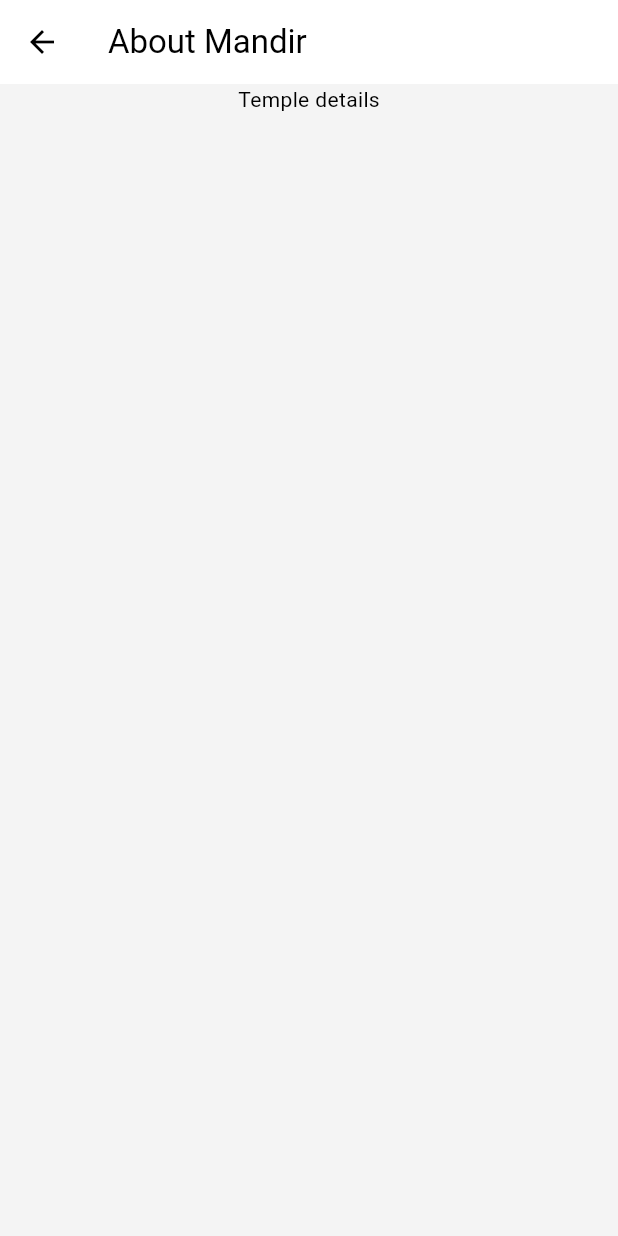
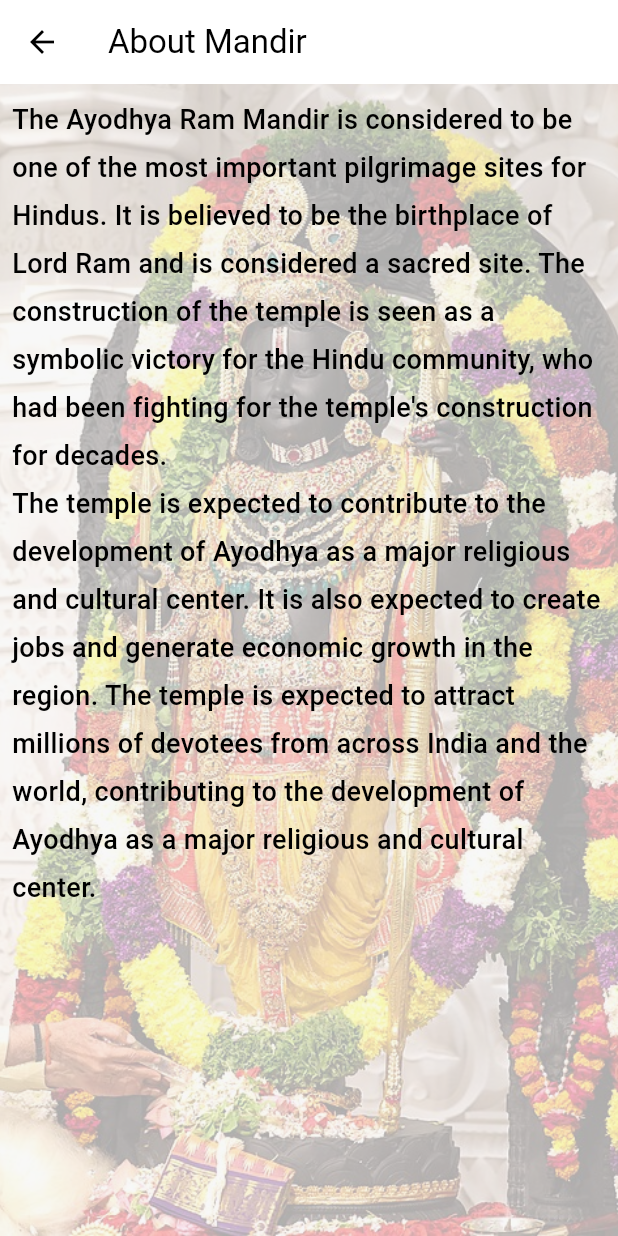
Before and after one commit to AryamanBhardwaj10/Pooja-pass, a Flutter app: the AboutTemplePage screen opened directly, on a phone screen of 412 x 824 dp. Run offline on Flutter 3.47's test engine with Material 3 defaults, Android fonts, the phone set to English and light mode, and no system bars; our stand-ins replace carousel_slider, flutter_map, google_nav_bar, latlong2, percent_indicator, qr_flutter and 1 more; missing offline and left inert: dotted_dashed_line; accounts and stored records are empty.

Commit message:
complete v1.1

```diff
--- a/lib/pages/about_temple_page.dart
+++ b/lib/pages/about_temple_page.dart
@@ -2,6 +2,9 @@ import 'package:flutter/material.dart';
 
 class AboutTemplePage extends StatelessWidget {
   const AboutTemplePage({super.key});
+  final String image = 'assets/images/temple-img-1.jpeg';
+  final String details =
+      "The Ayodhya Ram Mandir is considered to be one of the most important pilgrimage sites for Hindus. It is believed to be the birthplace of Lord Ram and is considered a sacred site. The construction of the temple is seen as a symbolic victory for the Hindu community, who had been fighting for the temple's construction for decades.\nThe temple is expected to contribute to the development of Ayodhya as a major religious and cultural center. It is also expected to create jobs and generate economic growth in the region. The temple is expected to attract millions of devotees from across India and the world, contributing to the development of Ayodhya as a major religious and cultural center.";
 
   @override
   Widget build(BuildContext context) {
@@ -10,8 +13,34 @@ class AboutTemplePage extends StatelessWidget {
       appBar: AppBar(
         title: const Text("About Mandir"),
       ),
-      body: SingleChildScrollView(
-        child: Center(child: Text("Temple details")),
+      body: Stack(
+        children: [
+          Container(
+            decoration: BoxDecoration(
+                image: DecorationImage(
+              image: AssetImage(image),
+              fit: BoxFit.cover,
+            )),
+          ),
+          Container(
+            color: Color(0xFFF5F5F5).withOpacity(0.7),
+          ),
+          Padding(
+            padding: const EdgeInsets.all(8.0),
+            child: SingleChildScrollView(
+              child: Center(
+                  child: Text(
+                details,
+                style: TextStyle(
+                  fontSize: 18,
+                  height: 1.8,
+                  fontWeight: FontWeight.w500,
+                  color: Colors.black,
+                ),
+              )),
+            ),
+          ),
+        ],
       ),
     );
   }
--- a/lib/pages/home/temple_overview_page.dart
+++ b/lib/pages/home/temple_overview_page.dart
@@ -132,7 +132,7 @@ class _TempleOverviewPageState extends State<TempleOverviewPage> {
   @override
   Widget build(BuildContext context) {
     user = Provider.of<UserProvider>(context).user;
-    debugPrint(user!.name);
+
     var size = MediaQuery.of(context).size;
     return Scaffold(
       body: Stack(
--- a/lib/pages/ticket/my_tickets_page.dart
+++ b/lib/pages/ticket/my_tickets_page.dart
@@ -104,7 +104,7 @@ class _MyTicketPageState extends State<MyTicketPage> {
                           physics: const BouncingScrollPhysics(),
                           itemBuilder: (context, index) {
                             Ticket ticket = tickets[index];
-                            debugPrint(ticket.ticketDate);
+
                             return TicketDetailsTile(
                               ticket: ticket,
                               onTap: () {
--- a/lib/services/auth_services.dart
+++ b/lib/services/auth_services.dart
@@ -64,7 +64,6 @@ class AuthService {
                   );
 
                   userProvider.setUserFromModel(user);
-                  debugPrint(user.name);
 
                   //todo:cross check
                   await pref.setString(
@@ -119,12 +118,10 @@ class AuthService {
             SharedPreferences pref = await SharedPreferences.getInstance();
             // userProvider.setUser(response.body);
             userProvider.setUserFromModel(user);
-            debugPrint(user.name);
 
             //todo:cross check
             await pref.setString(
                 'x-auth-token', jsonDecode(response.body)['token']);
-            debugPrint(pref.getString('x-auth-token'));
 
             navigator.pushAndRemoveUntil(
                 MaterialPageRoute(builder: (context) => const HomePage()),
--- a/lib/services/ticket_services.dart
+++ b/lib/services/ticket_services.dart
@@ -86,7 +86,6 @@ class TicketServices {
         body: jsonEncode(data),
       );
       if (res.statusCode == 201) {
-        debugPrint(res.body);
         final dataBody = jsonDecode(res.body);
 
         if (dataBody['status'] == "success") {
@@ -99,7 +98,6 @@ class TicketServices {
         throw Exception('Failed to book the ticket');
       }
     } catch (e) {
-      debugPrint(e.toString());
       showSnackbar(context, e.toString());
       return null;
     }
```
